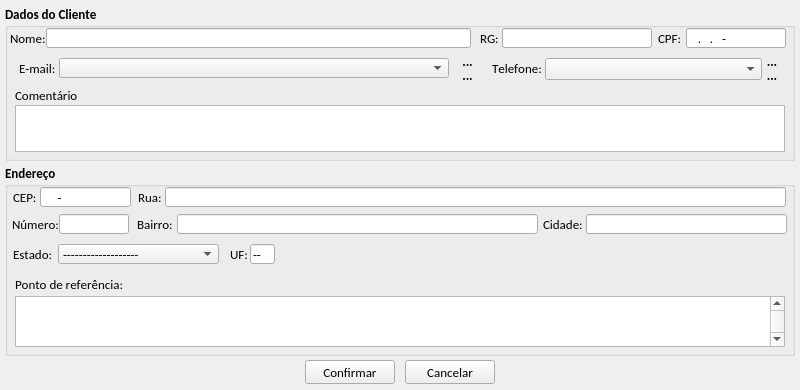
This is loja/tela_cadastro_cliente.ui in jmessias1725/sexloja as Qt 5 draws it before an edit. The edited form follows.
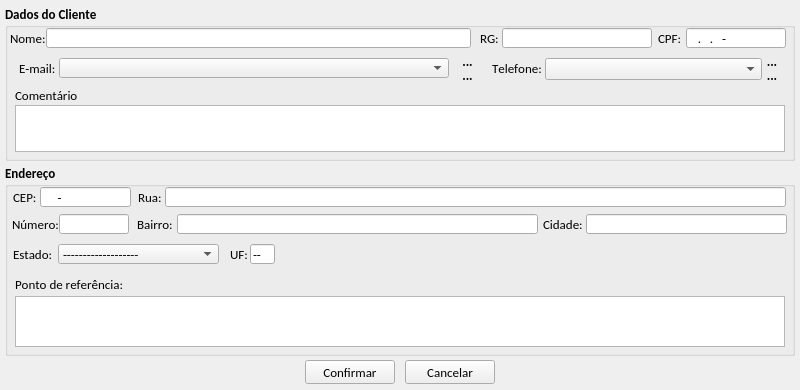
This is the edited form. Icons and pictures are not drawn.

The edit to the form file:
```diff
--- a/loja/tela_cadastro_cliente.ui
+++ b/loja/tela_cadastro_cliente.ui
@@ -890,7 +890,7 @@
       </font>
      </property>
      <property name="verticalScrollBarPolicy">
-      <enum>Qt::ScrollBarAlwaysOn</enum>
+      <enum>Qt::ScrollBarAsNeeded</enum>
      </property>
      <property name="readOnly">
       <bool>false</bool>
```
